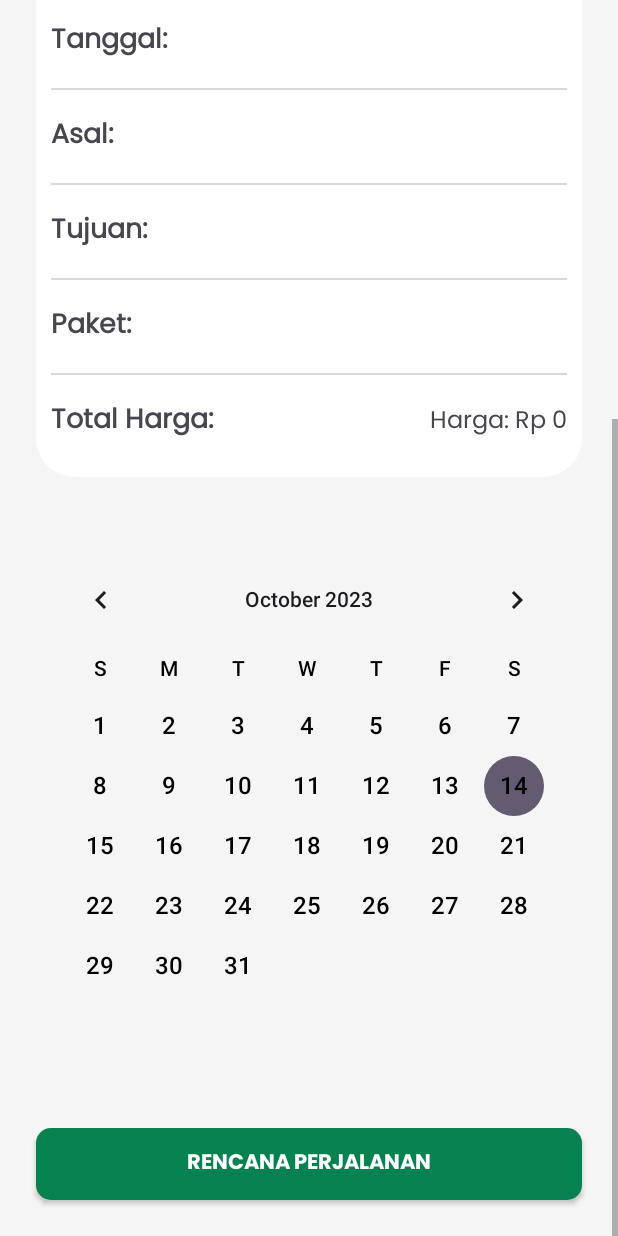
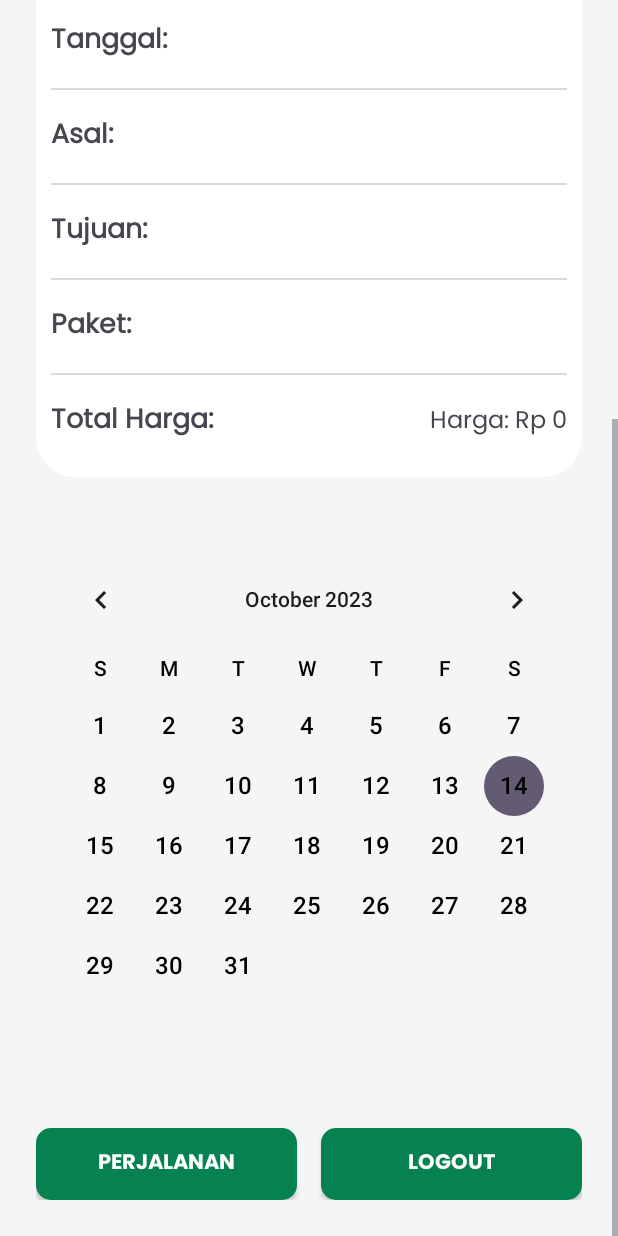
Before and after one commit to mfarhannugroho/UTS_PAPB_MuhammadFarhanNugroho, an Android app: the DashboardActivity screen opened directly, with no data from a screen before it, scrolled down 422 dp, on a phone screen of 412 x 824 dp. Run offline under Robolectric (Android 15) with nearby library versions, the phone set to English and light mode, and no system bars.

Commit message:
add logout button

```diff
--- a/app/src/main/java/com/example/percobaan2uts/DashboardActivity.kt
+++ b/app/src/main/java/com/example/percobaan2uts/DashboardActivity.kt
@@ -41,9 +41,17 @@ class DashboardActivity : AppCompatActivity() {
         calendarView.setOnDateChangeListener { view, year, month, dayOfMonth ->
             // Check if the selectedDate matches the date clicked on the calendar
             if (selectedDate == "$year-${month + 1}-$dayOfMonth") {
-                Toast.makeText(this, "Ada Rencana Perjalan Untuk $year-${month + 1}-$dayOfMonth", Toast.LENGTH_SHORT).show()
+                Toast.makeText(
+                    this,
+                    "Ada Rencana Perjalan Untuk $year-${month + 1}-$dayOfMonth",
+                    Toast.LENGTH_SHORT
+                ).show()
             } else {
-                Toast.makeText(this, "Tidak Ada Perjalanan Untuk $year-${month + 1}-$dayOfMonth", Toast.LENGTH_SHORT).show()
+                Toast.makeText(
+                    this,
+                    "Tidak Ada Perjalanan Untuk $year-${month + 1}-$dayOfMonth",
+                    Toast.LENGTH_SHORT
+                ).show()
             }
         }
 
@@ -53,5 +61,19 @@ class DashboardActivity : AppCompatActivity() {
             val intent = Intent(this, InputActivity::class.java)
             startActivity(intent)
         }
+
+        // Inisialisasi tombol "Logout"
+        val logoutButton = findViewById<AppCompatButton>(R.id.button3)
+        logoutButton.setOnClickListener {
+            // Buat Intent untuk pindah ke LoginActivity
+            val intent = Intent(this, LoginActivity::class.java)
+
+            // Tambahkan flag untuk membersihkan aktivitas sebelumnya
+            intent.flags = Intent.FLAG_ACTIVITY_NEW_TASK or Intent.FLAG_ACTIVITY_CLEAR_TASK
+
+            // Mulai LoginActivity dan hapus semua aktivitas sebelumnya
+            startActivity(intent)
+
+        }
     }
 }
--- a/app/src/main/res/layout/activity_dashboard.xml
+++ b/app/src/main/res/layout/activity_dashboard.xml
@@ -411,15 +411,35 @@
                 android:weekDayTextAppearance="@style/YourWeekDayTextAppearance" />
 
 
-            <androidx.appcompat.widget.AppCompatButton
+            <LinearLayout
                 android:layout_width="match_parent"
                 android:layout_height="wrap_content"
-                android:id="@+id/button2"
-                android:text="Rencana Perjalanan"
-                android:background="@drawable/button_background"
-                android:layout_margin="24dp"
-                android:fontFamily="@font/poppins_bold"
-                android:textColor="@color/white"/>
+                android:orientation="horizontal"
+                android:layout_margin="24dp">
+
+                <androidx.appcompat.widget.AppCompatButton
+                    android:layout_width="0dp"
+                    android:layout_weight="1"
+                    android:layout_height="wrap_content"
+                    android:id="@+id/button2"
+                    android:text="Perjalanan"
+                    android:background="@drawable/button_background"
+                    android:layout_marginEnd="8dp"
+                    android:fontFamily="@font/poppins_bold"
+                    android:textColor="@color/white"/>
+
+                <androidx.appcompat.widget.AppCompatButton
+                    android:layout_width="0dp"
+                    android:layout_weight="1"
+                    android:layout_height="wrap_content"
+                    android:id="@+id/button3"
+                    android:text="Logout"
+                    android:background="@drawable/button_background"
+                    android:layout_marginStart="8dp"
+                    android:fontFamily="@font/poppins_bold"
+                    android:textColor="@color/white"/>
+            </LinearLayout>
+
 
         </LinearLayout>
 
```
